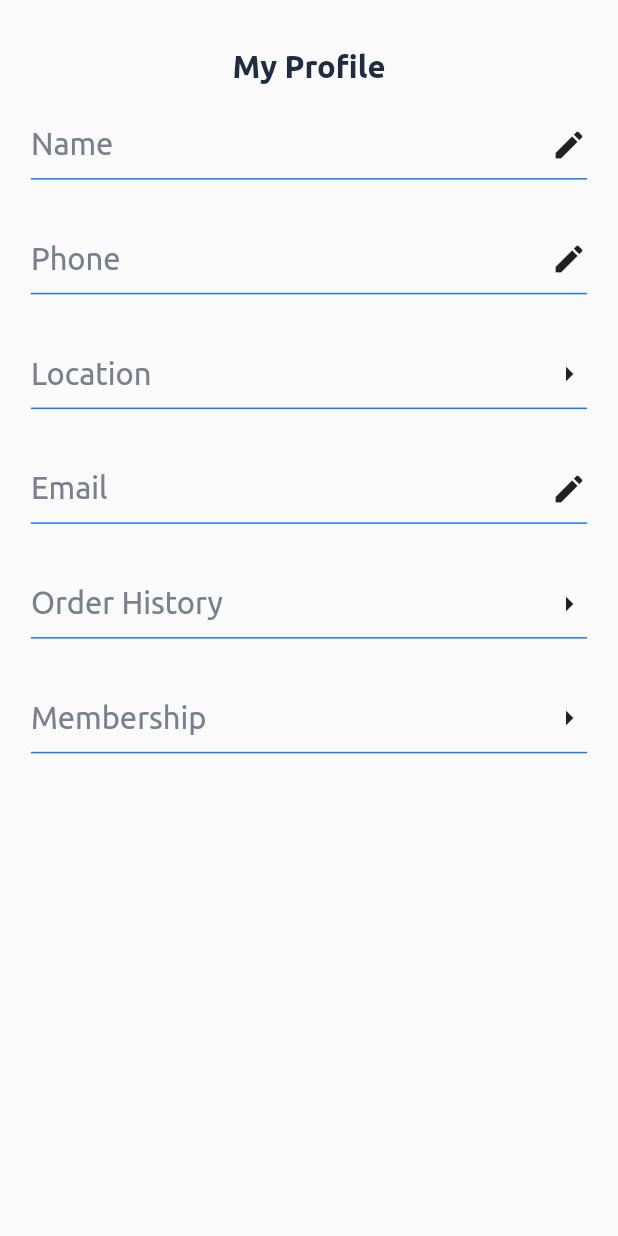
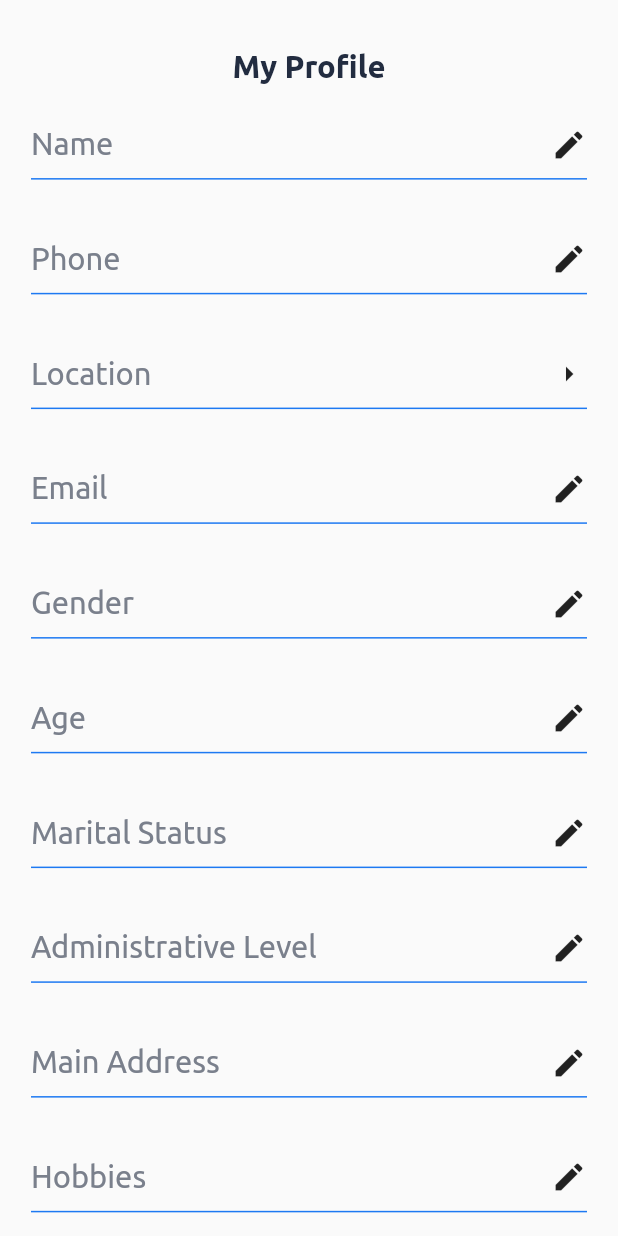
Before and after one commit to AhmedSaeedMorsy/Pharma, a Flutter app: the ProfileScreen screen opened directly, on a phone screen of 412 x 824 dp. Run offline on Flutter 3.47's test engine with Material 2 defaults, Android fonts, the light colour scheme and no system bars; our stand-ins replace animate_do, carousel_slider, dropdown_button2, easy_localization, equatable, flutter_bloc and 4 more; accounts and stored records are empty.

Commit message:
end user app

```diff
--- a/assets/translation/ar-SA.json
+++ b/assets/translation/ar-SA.json
@@ -10,7 +10,7 @@
       "byContinuingYouAgreeTo": " بالمتابعة ، أنت توافق على فارما ريتيل",
       "termsCondition": "الشروط والأحكام",
       "welcomeToPharmaRetail": "مرحبا بكم في فارما ريتيل !",
-      "searchHint": "ما الذي تبحث عنه ؟",
+      "searchHint": "بحث في فارما ",
       "chooseLanguage": "اختر اللغة",
       "newProducts": "المنتجات الجديدة",
       "viewAll": "عرض الكل",
@@ -19,7 +19,7 @@
       "bestDeals": "أفضل العروض",
       "salvageProducts": "منتجات اوشكت علي الانتهاء",
       "month3_6": "3-6 شهور",
-      "rareProduct": "المنتجات النادرة",
+      "recomendationProduct": "المنتجات المرشحة",
       "shopByCategory": "تسوق حسب الاقسام",
       "shopByBrand": "تسوق حسب الماركة",
       "productDetails": "تفاصيل المنتج",
@@ -78,5 +78,11 @@
       "fullAddress": "العنوان بالكامل",
       "orderDetails": "تفاصيل الطلب",
       "groups": "المجموعات",
-      "joined": "منضم"
+      "joined": "منضم",
+      "gender": "النوع",
+      "age": "العمر",
+      "maritalStatus": "الحالة الاجتماعية",
+      "administrativeLevel": "المستوي الاداري",
+      "mainAddress": "العنوان الرئيسي",
+      "hobbies": "الهوايات"
 }
--- a/assets/translation/en-US.json
+++ b/assets/translation/en-US.json
@@ -10,7 +10,7 @@
       "byContinuingYouAgreeTo": "By continuing, you agree to pharma retail's",
       "termsCondition": "Terms & condition",
       "welcomeToPharmaRetail": "Welcome to Pharma retail !",
-      "searchHint": "What are you looking for ?",
+      "searchHint": "Search Pharma Retail",
       "chooseLanguage": "Choose your language",
       "newProducts": "New Products",
       "viewAll": "View all",
@@ -19,7 +19,8 @@
       "bestDeals": "Best deals",
       "salvageProducts": "Salvage Products",
       "month3_6": "3-6 Months",
-      "rareProduct": "Rare Products",
+      "gender": "Gender",
+      "recomendationProduct": "Recomendation Products",
       "shopByCategory": "Shop by category",
       "shopByBrand": "Shop by brand",
       "productDetails": "Product Details",
@@ -77,5 +78,11 @@
       "department": "Department #",
       "fullAddress": "Full Address",
       "orderDetails": "Order Details",
-      "groups": "Groups","joined":"Joined"
+      "groups": "Groups",
+      "joined": "Joined",
+      "age": "Age",
+      "maritalStatus": "Marital Status",
+      "mainAddress": "Main Address",
+      "administrativeLevel": "Administrative Level",
+      "hobbies": "Hobbies"
 }
--- a/lib/app/resources/routes_manager.dart
+++ b/lib/app/resources/routes_manager.dart
@@ -4,12 +4,10 @@ import 'package:pharma_retail/language/view/language_screen.dart';
 import 'package:pharma_retail/splash_screen/view/splash_screen.dart';
 import 'package:pharma_retail/user/presentation/add_shipping_address/view/add_shipping_address_screen.dart';
 import 'package:pharma_retail/user/presentation/filter/view/filter_screen.dart';
-import 'package:pharma_retail/user/presentation/groups/view/groups_screen.dart';
-import 'package:pharma_retail/user/presentation/membership/view/membership_screen.dart';
 import 'package:pharma_retail/user/presentation/order_details/view/order_details_screen.dart';
 import 'package:pharma_retail/user/presentation/orders/view/orders_screen.dart';
 import 'package:pharma_retail/user/presentation/payment_method/view/payment_method_screen.dart';
-import 'package:pharma_retail/user/presentation/rare_product/view/rare_product_screen.dart';
+import 'package:pharma_retail/user/presentation/recomendation_product/view/recomendation_product_screen.dart';
 import 'package:pharma_retail/user/presentation/salvage_product/view/salvage_product_screen.dart';
 import 'package:pharma_retail/user/presentation/search/view/search_screen.dart';
 import 'package:pharma_retail/user/presentation/success_otp_verification/view/success_otp_verification_screen.dart';
@@ -28,7 +26,7 @@ class Routes {
   static const String loginRoute = "/loginRoute";
   static const String layoutRoute = "/layoutRoute";
   static const String salvageProductRoute = "/salvageProductRoute";
-  static const String rareProductRoute = "/rareProductRoute";
+  static const String recomendationProductRoute = "/recomendationProductRoute";
   static const String searchRoute = "/searchRoute";
   static const String filterRoute = "/filterRoute";
   static const String myCartRoute = "/myCartRoute";
@@ -38,7 +36,6 @@ class Routes {
   static const String successOtpVerificationRoute =
       "/successOtpVerificationRoute";
   static const String ordersRoute = "/ordersRoute";
-  static const String membershipRoute = "/membershipRoute";
   static const String locationsRoute = "/locationsRoute";
   static const String addShippingAddressRoute = "/addShippingAddressRoute";
   static const String orderDetailsRoute = "/orderDetailsRoute";
@@ -100,10 +97,6 @@ class RouteGenerator {
         return MaterialPageRoute(
           builder: (_) => OrdersScreen(),
         );
-      case Routes.membershipRoute:
-        return MaterialPageRoute(
-          builder: (_) => MembershipScreen(),
-        );
       case Routes.locationsRoute:
         return MaterialPageRoute(
           builder: (_) => const LocationsScreen(),
@@ -112,9 +105,9 @@ class RouteGenerator {
         return MaterialPageRoute(
           builder: (_) => const AddShippingAddressScreen(),
         );
-      case Routes.rareProductRoute:
+      case Routes.recomendationProductRoute:
         return MaterialPageRoute(
-          builder: (_) => const RareProductScreen(),
+          builder: (_) => const RecomendationProductScreen(),
         );
       case Routes.orderDetailsRoute:
         return MaterialPageRoute(
@@ -122,7 +115,7 @@ class RouteGenerator {
         );
       case Routes.groupDetailsRoute:
         return MaterialPageRoute(
-          builder: (_) =>  GroupDetailsScreen(),
+          builder: (_) => const GroupDetailsScreen(),
         );
       default:
         return unDefiendRoute();
--- a/lib/app/resources/strings_manager.dart
+++ b/lib/app/resources/strings_manager.dart
@@ -28,7 +28,7 @@ class AppStrings {
  Ut wisi enim ad minim veniam""";
   static String salvageProducts = "salvageProducts";
   static String month3_6 = "month3_6";
-  static String rareProduct = "rareProduct";
+  static String recomendationProduct = "recomendationProduct";
   static String shopByCategory = "shopByCategory";
   static String shopByBrand = "shopByBrand";
   static String productDetails = "productDetails";
@@ -89,4 +89,10 @@ class AppStrings {
   static String groups = "groups";
   static String orderDetails = "orderDetails";
   static String joined = "joined";
+  static String gender = "gender";
+  static String maritalStatus = "maritalStatus";
+  static String age = "age";
+  static String administrativeLevel = "administrativeLevel";
+  static String mainAddress = "mainAddress";
+  static String hobbies = "hobbies";
 }
--- a/lib/user/presentation/add_shipping_address/view/add_shipping_address_screen.dart
+++ b/lib/user/presentation/add_shipping_address/view/add_shipping_address_screen.dart
@@ -1,3 +1,5 @@
+// ignore_for_file: library_prefixes
+
 import 'package:easy_localization/easy_localization.dart';
 import 'package:flutter/material.dart';
 import 'package:flutter_screenutil/flutter_screenutil.dart';
--- a/lib/user/presentation/group_details/view/group_details_screen.dart
+++ b/lib/user/presentation/group_details/view/group_details_screen.dart
@@ -1,3 +1,5 @@
+// ignore_for_file: library_prefixes
+
 import 'package:easy_localization/easy_localization.dart';
 import 'package:flutter/material.dart';
 import 'package:pharma_retail/app/resources/assets_manager.dart';
@@ -8,7 +10,7 @@ import '../../../../app/resources/values_manager.dart';
 import 'dart:ui' as UI;
 
 class GroupDetailsScreen extends StatelessWidget {
-  GroupDetailsScreen({super.key});
+  const GroupDetailsScreen({super.key});
 
   @override
   Widget build(BuildContext context) {
--- a/lib/user/presentation/groups/view/groups_screen.dart
+++ b/lib/user/presentation/groups/view/groups_screen.dart
@@ -1,9 +1,6 @@
 import 'package:easy_localization/easy_localization.dart';
 import 'package:flutter/material.dart';
 import 'package:flutter/services.dart';
-import 'package:flutter_screenutil/flutter_screenutil.dart';
-import 'package:pharma_retail/app/resources/assets_manager.dart';
-
 import '../../../../app/common/widget.dart';
 import '../../../../app/resources/color_manager.dart';
 import '../../../../app/resources/routes_manager.dart';
--- a/lib/user/presentation/layout/view/layout_screen.dart
+++ b/lib/user/presentation/layout/view/layout_screen.dart
@@ -9,9 +9,6 @@ import 'package:pharma_retail/user/presentation/layout/controller/event.dart';
 import 'package:pharma_retail/user/presentation/layout/controller/states.dart';
 import '../../../../app/resources/assets_manager.dart';
 import 'dart:ui' as UI;
-
-import '../../../../app/resources/routes_manager.dart';
-
 class LayoutScreen extends StatelessWidget {
   const LayoutScreen({super.key});
 
--- a/lib/user/presentation/order_details/view/order_details_screen.dart
+++ b/lib/user/presentation/order_details/view/order_details_screen.dart
@@ -1,8 +1,9 @@
+// ignore_for_file: library_prefixes
+
 import 'package:easy_localization/easy_localization.dart';
 import 'package:flutter/material.dart';
 import 'package:flutter_screenutil/flutter_screenutil.dart';
 import 'dart:ui' as UI;
-
 import '../../../../app/resources/assets_manager.dart';
 import '../../../../app/resources/color_manager.dart';
 import '../../../../app/resources/font_manager.dart';
--- a/lib/user/presentation/profile/view/profile_screen.dart
+++ b/lib/user/presentation/profile/view/profile_screen.dart
@@ -74,23 +74,48 @@ class ProfileScreen extends StatelessWidget {
                 ),
                 profileItem(
                   context: context,
+                  label: AppStrings.gender.tr(),
+                  icon: const Icon(Icons.edit),
+                  onPressed: () {},
+                ),
+                profileItem(
+                  context: context,
+                  label: AppStrings.age.tr(),
+                  icon: const Icon(Icons.edit),
+                  onPressed: () {},
+                ),
+                profileItem(
+                  context: context,
+                  label: AppStrings.maritalStatus.tr(),
+                  icon: const Icon(Icons.edit),
+                  onPressed: () {},
+                ),
+                profileItem(
+                  context: context,
+                  label: AppStrings.administrativeLevel.tr(),
+                  icon: const Icon(Icons.edit),
+                  onPressed: () {},
+                ),
+                profileItem(
+                  context: context,
+                  label: AppStrings.mainAddress.tr(),
+                  icon: const Icon(Icons.edit),
+                  onPressed: () {},
+                ),
+                profileItem(
+                  context: context,
+                  label: AppStrings.hobbies.tr(),
+                  icon: const Icon(Icons.edit),
+                  onPressed: () {},
+                ),
+                profileItem(
+                  context: context,
                   label: AppStrings.orderHistory.tr(),
                   icon: const Icon(Icons.arrow_right_outlined),
                   onPressed: () {
                     Navigator.pushNamed(
                       context,
                       Routes.ordersRoute,
-                    );
-                  },
-                ),
-                profileItem(
-                  context: context,
-                  label: AppStrings.membership.tr(),
-                  icon: const Icon(Icons.arrow_right_outlined),
-                  onPressed: () {
-                    Navigator.pushNamed(
-                      context,
-                      Routes.membershipRoute,
                     );
                   },
                 ),
--- a/lib/user/presentation/rare_product/view/rare_product_screen.dart
+++ b/lib/user/presentation/recomendation_product/view/recomendation_product_screen.dart
@@ -13,8 +13,8 @@ import 'package:pharma_retail/app/resources/strings_manager.dart';
 import '../../../../app/resources/routes_manager.dart';
 import '../../../../app/resources/values_manager.dart';
 
-class RareProductScreen extends StatelessWidget {
-  const RareProductScreen({super.key});
+class RecomendationProductScreen extends StatelessWidget {
+  const RecomendationProductScreen({super.key});
 
   @override
   Widget build(BuildContext context) {
@@ -47,7 +47,7 @@ class RareProductScreen extends StatelessWidget {
                       ),
                     ),
                     Text(
-                      AppStrings.rareProduct.tr(),
+                      AppStrings.recomendationProduct.tr(),
                       style: Theme.of(context).textTheme.bodyLarge!.copyWith(
                             fontSize: FontSizeManager.s18.sp,
                           ),
```
Also changed, not shown: lib/user/presentation/home/view/home_screen.dart (+110 -3 lines), lib/user/presentation/membership/view/membership_screen.dart (deleted, +0 -316 lines).
